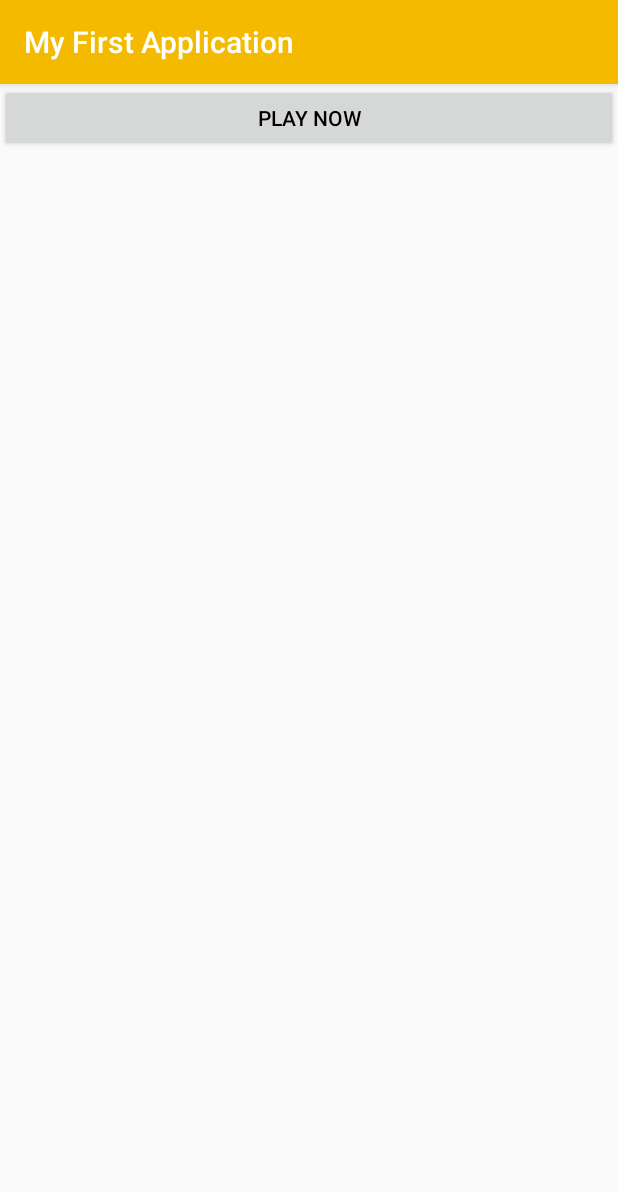
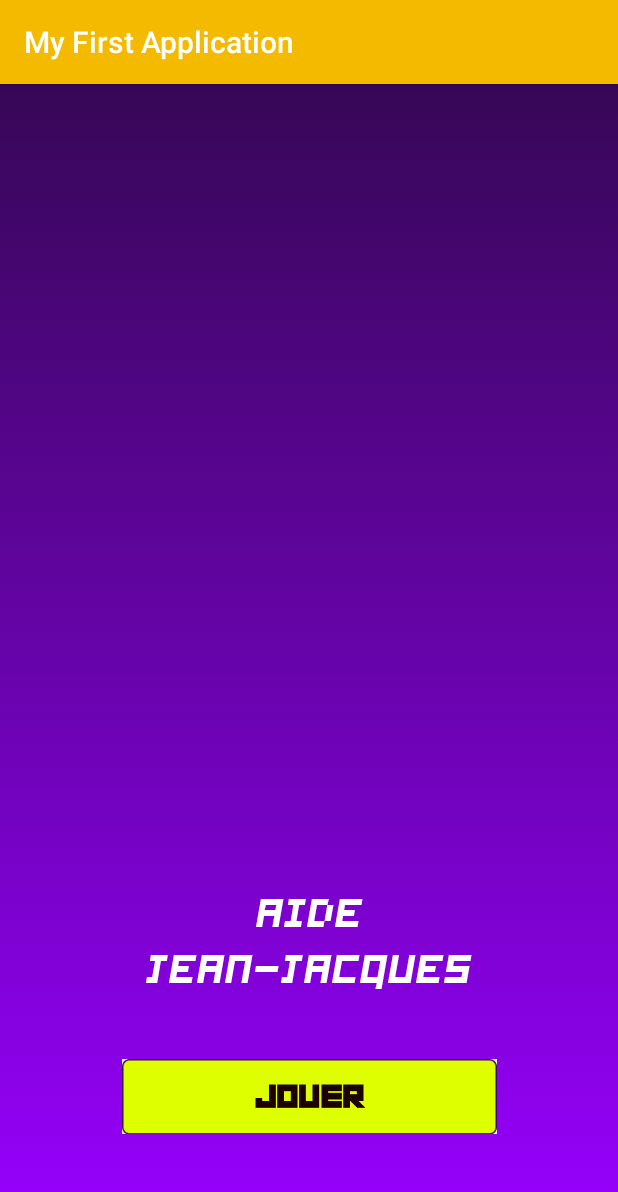
Before and after one commit to Lumino010/Poursuite2, an Android app: the screen it shows after launch (StartActivity), on a phone screen of 412 x 824 dp. Shown: the top 1192 px of the screen. Run offline under Robolectric (Android 15) with nearby library versions, the light colour scheme and no system bars.

Commit message:
good commit

```diff
--- a/app/build.gradle
+++ b/app/build.gradle
@@ -16,7 +16,7 @@ android {
             proguardFiles getDefaultProguardFile('proguard-android.txt'), 'proguard-rules.pro'
         }
     }
-    buildToolsVersion '28.0.3'
+    buildToolsVersion '29.0.0 rc1'
 }
 
 dependencies {
@@ -26,4 +26,5 @@ dependencies {
     androidTestImplementation 'com.android.support.test:runner:1.0.2'
     androidTestImplementation 'com.android.support.test.espresso:espresso-core:3.0.2'
     implementation 'com.android.support:appcompat-v7:28.0.0'
+    implementation 'com.android.support:support-v4:28.0.0'
 }
--- a/app/src/main/AndroidManifest.xml
+++ b/app/src/main/AndroidManifest.xml
@@ -11,6 +11,8 @@
         android:theme="@style/AppTheme">
         <activity android:name=".MainActivity">
         </activity>
+        <activity android:name=".Main2Activity">
+        </activity>
         <activity android:name=".StartActivity">
             <intent-filter>
                 <action android:name="android.intent.action.MAIN" />
--- /dev/null
+++ b/app/src/main/java/com/example/kelyandhedin/myfirstapplication/Main2Activity.java
@@ -0,0 +1,13 @@
+package com.example.kelyandhedin.myfirstapplication;
+
+import android.support.v7.app.AppCompatActivity;
+import android.os.Bundle;
+
+public class Main2Activity extends AppCompatActivity {
+
+    @Override
+    protected void onCreate(Bundle savedInstanceState) {
+        super.onCreate(savedInstanceState);
+        setContentView(R.layout.activity_main2);
+    }
+}
--- a/app/src/main/java/com/example/kelyandhedin/myfirstapplication/MainActivity.java
+++ b/app/src/main/java/com/example/kelyandhedin/myfirstapplication/MainActivity.java
@@ -5,7 +5,6 @@ import android.graphics.Color;
 import android.graphics.drawable.Drawable;
 import android.support.v7.app.AppCompatActivity;
 import android.os.Bundle;
-import android.support.v7.app.AppCompatActivity;
 import android.view.View;
 import android.widget.ProgressBar;
 import android.widget.TextView;
@@ -19,8 +18,6 @@ public class MainActivity extends AppCompatActivity {
     public static final int MIN_DIST = 3;
     public static final int MAX_DIST = 8;
 
-    private int distance = 0;
-    private int distance_menace = -50;
     private String text_distance;
     private String text_ecart;
     private int etat_fatigue = 0;   //fatigue du joueur
--- /dev/null
+++ b/app/src/main/res/drawable/bg_splashscreen.xml
@@ -0,0 +1,13 @@
+<?xml version="1.0" encoding="utf-8"?>
+<selector xmlns:android="http://schemas.android.com/apk/res/android">
+    <item>
+        <shape>
+            <gradient
+                android:angle="90"
+                android:endColor="#360756"
+                android:startColor="#9800ff"
+                android:type="linear"
+                />
+        </shape>
+    </item>
+</selector>
--- /dev/null
+++ b/app/src/main/res/font/labor_text.xml
@@ -0,0 +1,9 @@
+<?xml version="1.0" encoding="utf-8"?>
+<font-family xmlns:android="http://schemas.android.com/apk/res/android">
+    <font
+        android:fontStyle="normal"
+        android:fontWeight="400"
+        android:font="@font/samso__"
+        />
+
+</font-family>
--- a/app/src/main/res/layout/activity_game_view.xml
+++ b/app/src/main/res/layout/activity_game_view.xml
@@ -5,25 +5,40 @@
     android:layout_width="match_parent"
     android:layout_height="match_parent"
 
+    android:background="@drawable/bg_splashscreen"
     tools:context="com.example.kelyandhedin.myfirstapplication.StartActivity">
-
-    <TextView
-        android:layout_width="match_parent"
-        android:layout_height="match_parent"
-
-        tools:layout_editor_absoluteX="0dp"
-        tools:layout_editor_absoluteY="0dp" />
 
 
     <Button
 
-        android:layout_width="match_parent"
-        android:layout_height="45dp"
+        android:layout_width="wrap_content"
+        android:layout_height="wrap_content"
+        android:layout_marginBottom="68dp"
+        android:layout_marginEnd="8dp"
+        android:layout_marginStart="8dp"
+        android:background="@mipmap/bouton__play__teknivival"
         android:onClick="start"
-        android:text="Play Now"
         android:textColor="#000"
-        tools:layout_editor_absoluteX="145dp"
-        tools:layout_editor_absoluteY="430dp" />
+        app:layout_constraintBottom_toBottomOf="parent"
+        app:layout_constraintEnd_toEndOf="parent"
+        app:layout_constraintStart_toStartOf="parent" />
+
+    <TextView
+        android:id="@+id/textView3"
+        android:layout_width="255dp"
+        android:layout_height="84dp"
+        android:layout_marginBottom="152dp"
+        android:layout_marginEnd="8dp"
+        android:layout_marginStart="8dp"
+        android:fontFamily="@font/labor_text"
+        android:text="Aide Jean-Jacques a trouver ses amis, et echappe a la police !"
+        android:textAlignment="center"
+        android:textColor="#fff"
+        android:textSize="45px"
+        app:layout_constraintBottom_toBottomOf="parent"
+        app:layout_constraintEnd_toEndOf="parent"
+        app:layout_constraintHorizontal_bias="0.505"
+        app:layout_constraintStart_toStartOf="parent" />
 
 
 </android.support.constraint.ConstraintLayout>
```
Also changed, not shown: app/src/main/res/font/samso__.TTF (added), app/src/main/res/mipmap-xhdpi/bouton__play__teknivival.png (added).
